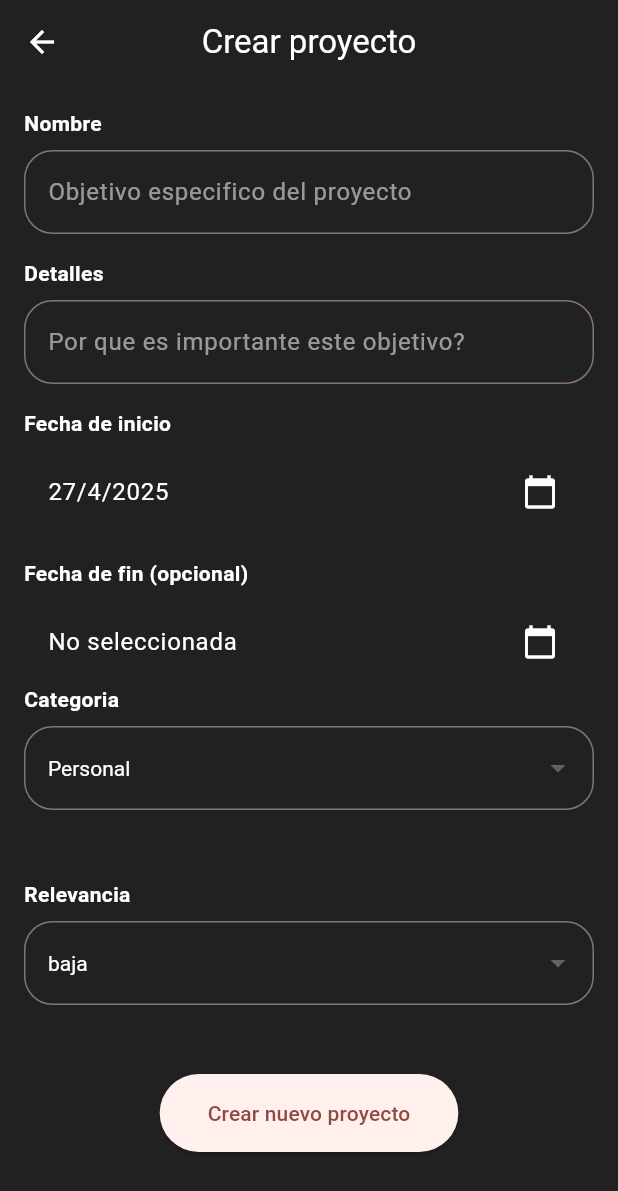
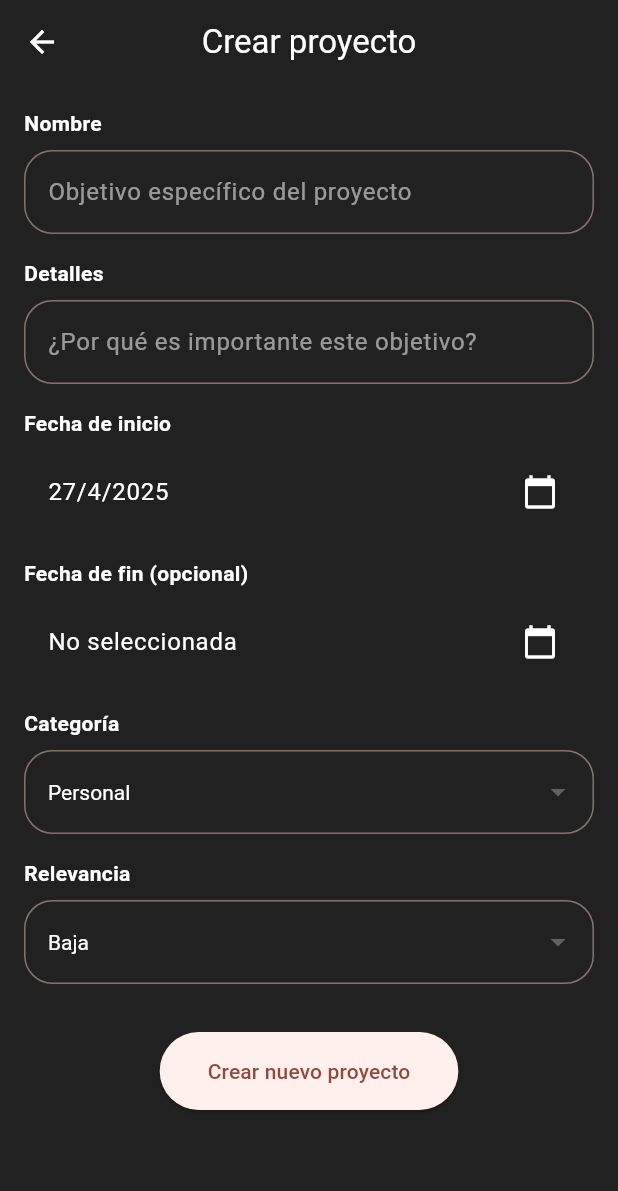
Before and after one commit to GaboDevCode/Pulse-Task, a Flutter app: the screen it shows after launch, item 2 of the bottom bar chosen, after a tap on the "add" icon, on a phone screen of 412 x 824 dp. Shown: the top 1191 px of the screen. Run offline on Flutter 3.47's test engine with Material 3 defaults, Android fonts, the phone set to English and light mode, and no system bars; our stand-ins replace flutter_local_notifications, go_router, image_picker, shared_preferences, sqflite; accounts and stored records are empty; network calls fail.

Commit message:
Ya se agrego notificaciones locales  , y funcion de editar proyecto ya resuelta, !!!

```diff
--- a/lib/configuration/router/app_router.dart
+++ b/lib/configuration/router/app_router.dart
@@ -5,8 +5,8 @@ import 'package:pulse_task/configuration/router/route_names.dart';
 import 'package:pulse_task/domain/models/proyect_model/proyecto.dart';
 import 'package:pulse_task/presentation/screens/home/home_view.dart';
 import 'package:pulse_task/presentation/screens/profile/profile_view.dart';
-import 'package:pulse_task/presentation/screens/proyects/createproyect_view.dart';
 import 'package:pulse_task/presentation/screens/proyects/detailsproyect_view.dart';
+import 'package:pulse_task/presentation/widgets/proyectform.dart';
 
 final appRouter = GoRouter(
   initialLocation: RouteNames.home,
@@ -17,24 +17,30 @@ final appRouter = GoRouter(
       builder: (context, state) => const HomeView(),
       routes: [
         GoRoute(
-          path: 'profile',
-          name: 'profile',
-          builder: (context, state) => const ProfileView(),
-        ),
-        GoRoute(
-          path: 'proyects',
-          name: 'proyects',
-          builder: (context, state) => const CreateProyectoView(),
+          path: 'proyects/form', // Ruta única para el formulario
+          name: 'proyect_form',
+          builder: (context, state) {
+            // Si hay "extra", es edición; si no, es creación
+            final proyecto = state.extra as Proyecto?;
+            return Proyectform(
+              proyectoExistente: proyecto,
+              isEditing: proyecto != null, // true si hay proyecto
+            );
+          },
         ),
         GoRoute(
           path: 'details_proyects',
           name: 'details_proyects',
-
           builder: (context, state) {
             final proyecto = state.extra as Proyecto;
             return DetailsproyectView(proyecto: proyecto);
           },
         ),
+        GoRoute(
+          path: 'profile', // Ruta única para el formulario
+          name: 'profile',
+          builder: (context, state) => const ProfileView(),
+        ),
       ],
     ),
   ],
--- a/lib/main.dart
+++ b/lib/main.dart
@@ -1,5 +1,6 @@
 import 'package:flutter/material.dart';
 import 'package:provider/provider.dart';
+import 'package:pulse_task/configuration/notifications/notification_service.dart';
 import 'package:pulse_task/configuration/router/routes.dart';
 import 'package:pulse_task/configuration/theme/app_theme.dart';
 import 'package:pulse_task/domain/datasources/local/database_helper.dart';
@@ -21,10 +22,13 @@ void main() async {
   // 2. Inicializar la base de datos ANTES de runApp
   final database = DatabaseHelper;
 
+  // 3. Inicializar las notificaciones ANTES de runApp
+  await NotificationService.initialize();
+
   runApp(
     MultiProvider(
       providers: [
-        // 3. Pasar la BD a los providers que lo necesiten (ej: TaskProvider)
+        // 4. Pasar la BD a los providers que lo necesiten (ej: TaskProvider)
         ChangeNotifierProvider(create: (_) => Projectprovider(database)),
         ChangeNotifierProvider(create: (_) => Themeprovider()),
         ChangeNotifierProvider(
--- a/lib/presentation/providers/task_provider/taskprojectprovider.dart
+++ b/lib/presentation/providers/task_provider/taskprojectprovider.dart
@@ -46,4 +46,9 @@ class TaskProvider extends ChangeNotifier {
   Future<List<Tarea>> getTareasPorVencerEn(int dias) async {
     return await _databaseHelper.getTaskPorVencerEn(dias);
   }
+
+  void cargarTareas(List<Tarea> tareas) {
+    _tareas = tareas;
+    notifyListeners();
+  }
 }
--- a/lib/presentation/screens/proyects/proyects_view.dart
+++ b/lib/presentation/screens/proyects/proyects_view.dart
@@ -163,7 +163,7 @@ class _ProyectsViewState extends State<ProyectsView> {
         shape: const CircleBorder(),
         elevation: 40.0,
         onPressed: () {
-          context.goNamed('proyects');
+          context.pushNamed('proyect_form'); // O:
         },
         child: const Icon(Icons.add),
       ),
--- a/lib/presentation/widgets/proyectform.dart
+++ b/lib/presentation/widgets/proyectform.dart
@@ -22,16 +22,25 @@ class Proyectform extends StatelessWidget {
       appBar: AppBar(
         backgroundColor: const Color(0xFF222121),
         centerTitle: true,
-        title: Text('Crear proyecto', style: TextStyle(color: Colors.white)),
+        title: Text(
+          isEditing ? 'Editar proyecto' : 'Crear proyecto',
+          style: const TextStyle(color: Colors.white),
+        ),
         iconTheme: const IconThemeData(color: Colors.white),
       ),
-      body: AddProyect(),
+      body: AddProyect(
+        proyectoExistente: proyectoExistente,
+        isEditing: isEditing,
+      ),
     );
   }
 }
 
 class AddProyect extends StatefulWidget {
-  const AddProyect({super.key});
+  final Proyecto? proyectoExistente;
+  final bool isEditing;
+
+  const AddProyect({super.key, this.proyectoExistente, this.isEditing = false});
 
   @override
   State<AddProyect> createState() => _AddProyectState();
@@ -39,12 +48,12 @@ class AddProyect extends StatefulWidget {
 
 class _AddProyectState extends State<AddProyect> {
   final _formKey = GlobalKey<FormState>();
-  bool _isLoading = false; // Añade esta variable
-  String _proyect = '';
-  String _description = '';
-  String _selectedCategory = 'Personal';
-  String _selectedrelevancia = '1'; // Cambiar a la clave como string
-  DateTime _fechaInicio = DateTime.now();
+  bool _isLoading = false;
+  late String _proyect;
+  late String _description;
+  late String _selectedCategory;
+  late String _selectedrelevancia;
+  late DateTime _fechaInicio;
   DateTime? _fechaFin;
 
   final List<String> _categories = [
@@ -58,7 +67,20 @@ class _AddProyectState extends State<AddProyect> {
     'Vario',
   ];
 
-  final Map<int, String> _relevancia = {1: 'baja', 2: 'Media', 3: 'Alta'};
+  final Map<int, String> _relevancia = {1: 'Baja', 2: 'Media', 3: 'Alta'};
+
+  @override
+  void initState() {
+    super.initState();
+    // Inicializar con datos del proyecto existente o valores por defecto
+    _proyect = widget.proyectoExistente?.nombre ?? '';
+    _description = widget.proyectoExistente?.descripcion ?? '';
+    _selectedCategory = widget.proyectoExistente?.categoria ?? 'Personal';
+    _selectedrelevancia =
+        widget.proyectoExistente?.relevancia.toString() ?? '1';
+    _fechaInicio = widget.proyectoExistente?.fechaInicio ?? DateTime.now();
+    _fechaFin = widget.proyectoExistente?.fechaFin;
+  }
 
   void _onDateSelected(DateTime startDate, DateTime? endDate) {
     setState(() {
@@ -77,24 +99,25 @@ class _AddProyectState extends State<AddProyect> {
     return Form(
       key: _formKey,
       child: SingleChildScrollView(
-        padding: EdgeInsets.all(16),
+        padding: const EdgeInsets.all(16),
         child: Column(
           crossAxisAlignment: CrossAxisAlignment.start,
           children: [
-            Text(
+            // Campo: Nombre del proyecto
+            const Text(
               'Nombre',
               style: TextStyle(
                 fontWeight: FontWeight.bold,
                 color: Colors.white,
               ),
             ),
-            SizedBox(height: 8),
+            const SizedBox(height: 8),
             TextFormField(
               initialValue: _proyect,
-              style: TextStyle(color: Colors.white),
+              style: const TextStyle(color: Colors.white),
               decoration: InputDecoration(
-                hintText: 'Objetivo especifico del proyecto',
-                hintStyle: TextStyle(color: Colors.white54),
+                hintText: 'Objetivo específico del proyecto',
+                hintStyle: const TextStyle(color: Colors.white54),
                 border: OutlineInputBorder(
                   borderRadius: BorderRadius.circular(19),
                 ),
@@ -105,29 +128,25 @@ class _AddProyectState extends State<AddProyect> {
                 }
                 return null;
               },
-              onChanged: (value) {
-                setState(() {
-                  _proyect = value;
-                });
-              },
+              onChanged: (value) => _proyect = value,
             ),
+            const SizedBox(height: 16),
 
-            SizedBox(height: 16),
-
-            Text(
+            // Campo: Descripción
+            const Text(
               'Detalles',
               style: TextStyle(
                 fontWeight: FontWeight.bold,
                 color: Colors.white,
               ),
             ),
-            SizedBox(height: 8),
+            const SizedBox(height: 8),
             TextFormField(
               initialValue: _description,
-              style: TextStyle(color: Colors.white),
+              style: const TextStyle(color: Colors.white),
               decoration: InputDecoration(
-                hintText: 'Por que es importante este objetivo?',
-                hintStyle: TextStyle(color: Colors.white54),
+                hintText: '¿Por qué es importante este objetivo?',
+                hintStyle: const TextStyle(color: Colors.white54),
                 border: OutlineInputBorder(
                   borderRadius: BorderRadius.circular(19),
                 ),
@@ -138,136 +157,120 @@ class _AddProyectState extends State<AddProyect> {
                 }
                 return null;
               },
-              onChanged: (value) {
-                setState(() {
-                  _description = value;
-                });
-              },
+              onChanged: (value) => _description = value,
             ),
-            SizedBox(height: 16),
+            const SizedBox(height: 16),
 
+            // Selector de fechas
             CustomDatepicker(
               onDateSelected: _onDateSelected,
-              initialStartDate: DateTime.now(),
+              initialStartDate: _fechaInicio,
+              initialEndDate: _fechaFin,
             ),
+            const SizedBox(height: 16),
 
-            Text(
-              'Categoria',
+            // Campo: Categoría
+            const Text(
+              'Categoría',
               style: TextStyle(
                 fontWeight: FontWeight.bold,
                 color: Colors.white,
               ),
             ),
-
-            SizedBox(height: 8),
-
+            const SizedBox(height: 8),
             DropdownButtonFormField<String>(
-              borderRadius: BorderRadius.circular(19),
               value: _selectedCategory,
               dropdownColor: const Color(0xFF222121),
-              style: TextStyle(color: Colors.white),
+              style: const TextStyle(color: Colors.white),
               items:
-                  _categories.map((String value) {
+                  _categories.map((category) {
                     return DropdownMenuItem<String>(
-                      value: value,
-                      child: Text(value, style: TextStyle(color: Colors.white)),
+                      value: category,
+                      child: Text(category),
                     );
                   }).toList(),
-              validator: (value) {
-                if (value == null || value.isEmpty) {
-                  return 'Ingresa al menos una categoria';
-                }
-                return null;
-              },
-              onChanged: (newValue) {
-                setState(() {
-                  _selectedCategory = newValue!;
-                });
-              },
+              onChanged: (value) => setState(() => _selectedCategory = value!),
               decoration: InputDecoration(
                 border: OutlineInputBorder(
                   borderRadius: BorderRadius.circular(19),
                 ),
               ),
             ),
-            SizedBox(height: 46),
+            const SizedBox(height: 16),
 
-            Text(
+            // Campo: Relevancia
+            const Text(
               'Relevancia',
               style: TextStyle(
                 fontWeight: FontWeight.bold,
                 color: Colors.white,
               ),
             ),
-            SizedBox(height: 8),
-
+            const SizedBox(height: 8),
             DropdownButtonFormField<String>(
               value: _selectedrelevancia,
               dropdownColor: const Color(0xFF222121),
-              style: TextStyle(color: Colors.white),
+              style: const TextStyle(color: Colors.white),
               items:
                   _relevancia.entries.map((entry) {
                     return DropdownMenuItem<String>(
-                      value: entry.key.toString(), // "1", "2", "3"
-                      child: Text(
-                        entry.value,
-                        style: TextStyle(color: Colors.white),
-                      ), // "baja", "Media", "Alta"
+                      value: entry.key.toString(),
+                      child: Text(entry.value),
                     );
                   }).toList(),
-              onChanged: (newValue) {
-                setState(() {
-                  _selectedrelevancia = newValue!;
-                });
-              },
+              onChanged:
+                  (value) => setState(() => _selectedrelevancia = value!),
               decoration: InputDecoration(
                 border: OutlineInputBorder(
                   borderRadius: BorderRadius.circular(19),
                 ),
               ),
             ),
-            SizedBox(height: 46),
+            const SizedBox(height: 32),
 
+            // Botón de guardar
             Center(
               child: ElevatedButton(
                 onPressed:
                     _isLoading
                         ? null
                         : () async {
-                          // Deshabilita el botón durante carga
                           if (_formKey.currentState!.validate()) {
                             setState(() => _isLoading = true);
 
-                            final nuevoProyecto = Proyecto(
+                            final proyecto = Proyecto(
+                              id: widget.proyectoExistente?.id,
                               nombre: _proyect,
                               descripcion: _description,
                               categoria: _selectedCategory,
                               fechaInicio: _fechaInicio,
                               fechaFin: _fechaFin,
-                              relevancia: int.parse(
-                                _selectedrelevancia,
-                              ), // ¡Asegúrate de que _selectedrelevancia sea "3"!
+                              relevancia: int.parse(_selectedrelevancia),
                             );
 
                             try {
-                              await proyectoProvider.addProyecto(nuevoProyecto);
+                              if (widget.isEditing) {
+                                await proyectoProvider.updateProyecto(proyecto);
+                              } else {
+                                await proyectoProvider.addProyecto(proyecto);
+                              }
 
                               if (!mounted) return;
-
                               ScaffoldMessenger.of(context).showSnackBar(
                                 SnackBar(
                                   content: Text(
-                                    '✅ Proyecto creado exitosamente',
+                                    widget.isEditing
+                                        ? '✅ Proyecto actualizado'
+                                        : '✅ Proyecto creado',
                                   ),
                                 ),
                               );
 
-                              // Espera un momento para que el usuario vea el mensaje
-                              await Future.delayed(Duration(milliseconds: 500));
-
+                              await Future.delayed(
+                                const Duration(milliseconds: 500),
+                              );
                               if (mounted) context.goNamed('home');
                             } catch (e) {
-                              if (!mounted) return;
                               ScaffoldMessenger.of(context).showSnackBar(
                                 SnackBar(
                                   content: Text('❌ Error: ${e.toString()}'),
@@ -279,9 +282,14 @@ class _AddProyectState extends State<AddProyect> {
                           }
                         },
                 style: ElevatedButton.styleFrom(
-                  padding: EdgeInsets.symmetric(horizontal: 32, vertical: 16),
+                  padding: const EdgeInsets.symmetric(
+                    horizontal: 32,
+                    vertical: 16,
+                  ),
                 ),
-                child: Text('Crear nuevo proyecto'),
+                child: Text(
+                  widget.isEditing ? 'Guardar cambios' : 'Crear nuevo proyecto',
+                ),
               ),
             ),
           ],
--- a/pubspec.yaml
+++ b/pubspec.yaml
@@ -31,6 +31,7 @@ dependencies:
   cupertino_icons: ^1.0.8
   flutter:
     sdk: flutter
+  flutter_local_notifications: ^19.1.0
   go_router: ^15.0.0
   image_picker: ^1.1.2
   intl: ^0.20.2
```
Also changed, not shown: lib/configuration/notifications/notification_service.dart (added, +41 -0 lines), lib/presentation/providers/project_provider/projectprovider.dart (+11 -0 lines), lib/presentation/screens/proyects/detailsproyect_view.dart (+82 -5 lines), pubspec.lock, 9 other files.
